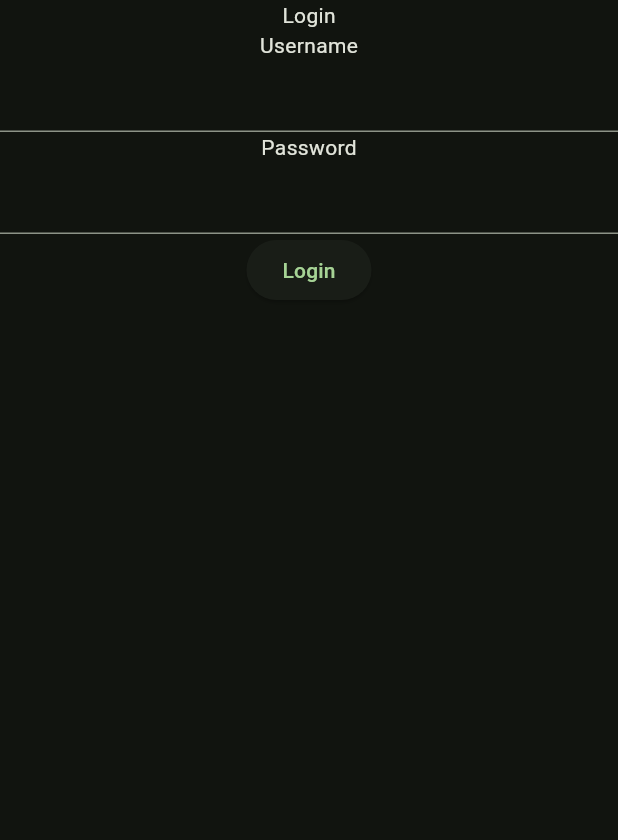
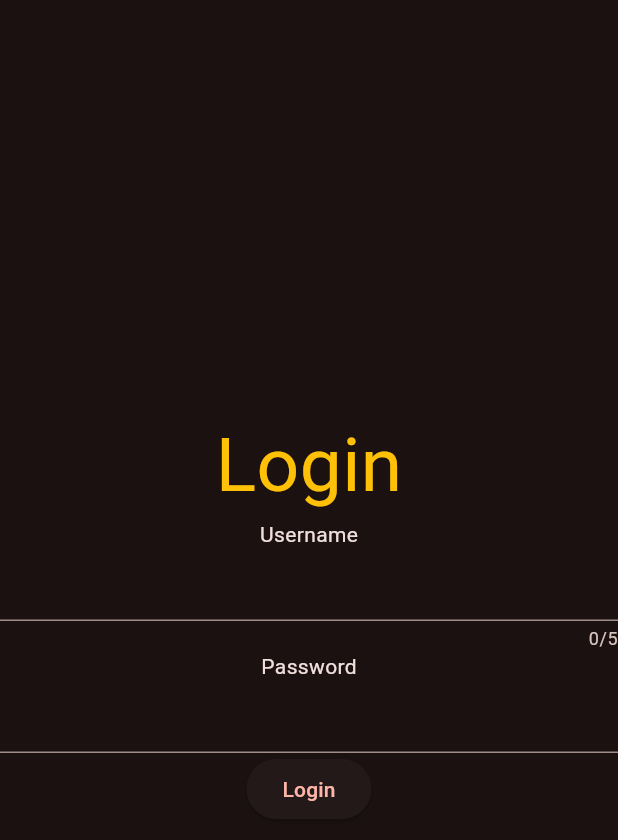
Before and after one commit to anshdholakiya/Flutter_Practice, a Flutter app: the screen it shows after launch, after a tap on "Login", on a phone screen of 412 x 824 dp. Shown: the top 840 px of the screen. Run offline on Flutter 3.47's test engine with Material 3 defaults, Android fonts, the phone set to English and light mode, and no system bars.

```diff
--- a/Self_Practice/first_app/lib/main.dart
+++ b/Self_Practice/first_app/lib/main.dart
@@ -14,11 +14,12 @@ class MyApp extends StatelessWidget {
       title: 'Flutter Demo',
       theme: ThemeData(
         colorScheme: ColorScheme.fromSeed(
-          seedColor: Color.fromARGB(255, 60, 239, 37),
+          seedColor: const Color.fromARGB(255, 255, 2, 2),
           brightness: Brightness.dark,
         ),
       ),
       home: LoginPage(),
+      debugShowCheckedModeBanner: false,
     );
   }
 }
@@ -29,15 +30,23 @@ class LoginPage extends StatelessWidget {
   @override
   Widget build(BuildContext context) {
     return Scaffold(
-      body: Column(
-        children: [
-          Text("Login"),
-          Text("Username"),
-          TextField(),
-          Text("Password"),
-          TextField(),
-          ElevatedButton(onPressed: () {}, child: Text("Login")),
-        ],
+      body: SafeArea(
+        child: Column(
+          mainAxisAlignment: MainAxisAlignment.center,
+          children: [
+            Text("Login", style: TextStyle(fontSize: 50, color: Colors.amber)),
+            Text("Username"),
+            TextField(maxLength: 5),
+            Text("Password"),
+            TextField(obscureText: true),
+            ElevatedButton(
+              onPressed: () {
+                print("Button was cliked hah ha haha ahhah");
+              },
+              child: Text("Login"),
+            ),
+          ],
+        ),
       ),
     );
   }
```
